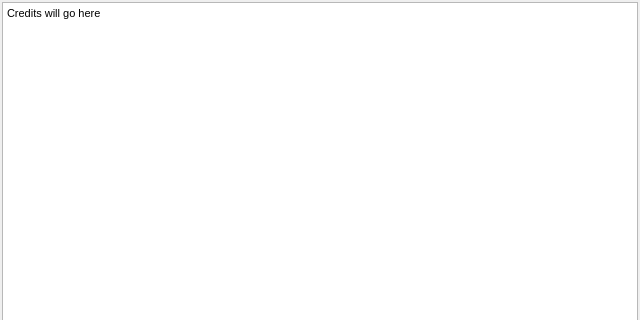
Before: the Qt Designer form src/blackgui/components/abouthtmlcomponent.ui in swift-project/pilotclient, drawn with Qt 5; both pictures show x 0 to 640 and y 0 to 320 of the 640 by 480 pixel window.
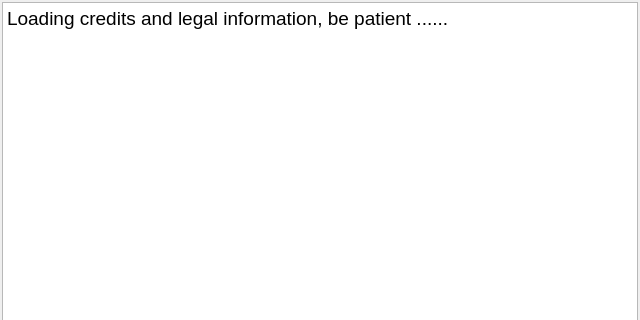
After: the same form once the commit is applied.

Commit message: Changed UI text for legal component and improved "guarding" for shutdown

```diff
--- a/src/blackgui/components/abouthtmlcomponent.ui
+++ b/src/blackgui/components/abouthtmlcomponent.ui
@@ -39,7 +39,7 @@
 &lt;html&gt;&lt;head&gt;&lt;meta name=&quot;qrichtext&quot; content=&quot;1&quot; /&gt;&lt;title&gt;About swift&lt;/title&gt;&lt;style type=&quot;text/css&quot;&gt;
 p, li { white-space: pre-wrap; }
 &lt;/style&gt;&lt;/head&gt;&lt;body style=&quot; font-family:'MS Shell Dlg 2'; font-size:8.1pt; font-weight:400; font-style:normal;&quot;&gt;
-&lt;p style=&quot; margin-top:0px; margin-bottom:0px; margin-left:0px; margin-right:0px; -qt-block-indent:0; text-indent:0px;&quot;&gt;&lt;span style=&quot; font-size:8.25pt;&quot;&gt;Credits will go here&lt;/span&gt;&lt;/p&gt;&lt;/body&gt;&lt;/html&gt;</string>
+&lt;p style=&quot; margin-top:0px; margin-bottom:0px; margin-left:0px; margin-right:0px; -qt-block-indent:0; text-indent:0px;&quot;&gt;&lt;span style=&quot; font-size:14pt;&quot;&gt;Loading credits and legal information, be patient ......&lt;/span&gt;&lt;/p&gt;&lt;/body&gt;&lt;/html&gt;</string>
      </property>
      <property name="openExternalLinks">
       <bool>true</bool>
```
The commit also changes 1 other file.
